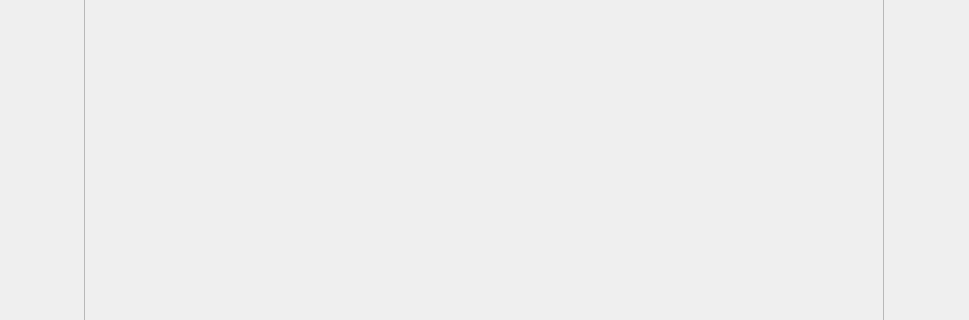
Qt form ui/page.ui (Matipolit/ReGui) before a commit; both pictures show x 0 to 969 and y 283 to 603 of the 969 by 887 pixel window.
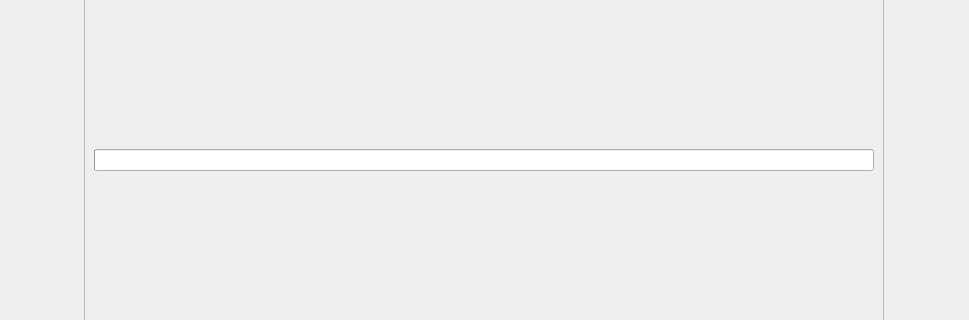
The same form after that commit. Icons and pictures are not drawn.

What changed in the file:
```diff
--- a/ui/page.ui
+++ b/ui/page.ui
@@ -116,7 +116,18 @@
           </property>
           <layout class="QHBoxLayout" name="horizontalLayout_2">
            <item>
-            <layout class="QVBoxLayout" name="pageScrollVerticalLayout"/>
+            <layout class="QVBoxLayout" name="pageScrollVerticalLayout">
+             <item>
+              <widget class="QProgressBar" name="loadingPostsBar">
+               <property name="value">
+                <number>0</number>
+               </property>
+               <property name="textVisible">
+                <bool>false</bool>
+               </property>
+              </widget>
+             </item>
+            </layout>
            </item>
           </layout>
          </widget>
```
